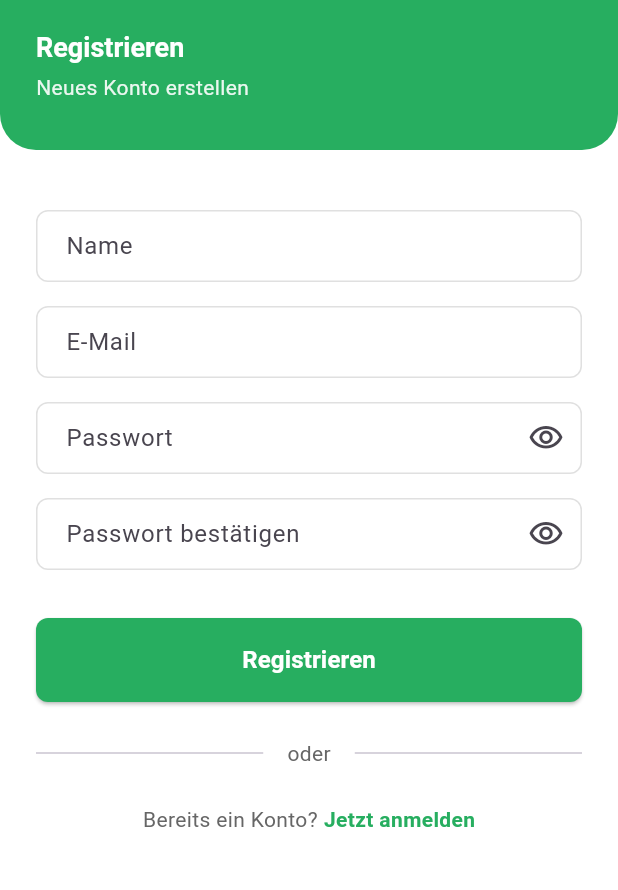
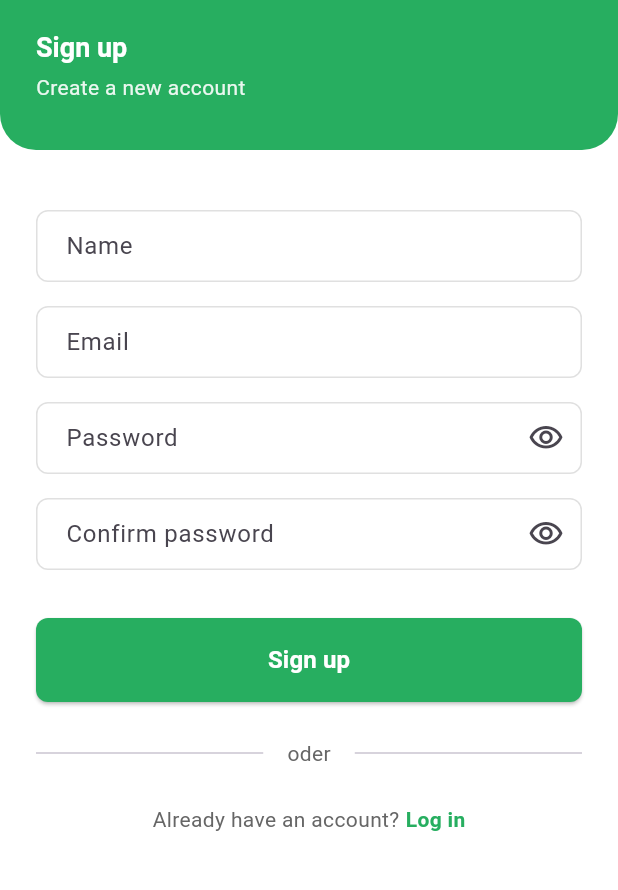
Before and after one commit to leonGreg/foodscan-app-ss26, a Flutter app: the RegisterPage screen opened by its route, on a phone screen of 412 x 824 dp, the part 156-1046 px from its top. Run offline on Flutter 3.47's test engine with Material 3 defaults, Android fonts, the phone set to English and light mode, and no system bars; our stand-ins replace cached_network_image, cloud_firestore, equatable, firebase_auth, firebase_core, flutter_bloc and 2 more; missing offline and left inert: flutter_zxing, openfoodfacts; accounts and stored records are empty.

Commit message:
feat: go_router refactoring + added localization

```diff
--- a/lib/config/router/app_router.dart
+++ b/lib/config/router/app_router.dart
@@ -4,6 +4,7 @@ import 'package:firebase_auth/firebase_auth.dart';
 import 'package:flutter/material.dart';
 import 'package:go_router/go_router.dart';
 import 'package:food_scan/features/auth/presentation/pages/login_page.dart';
+import 'package:food_scan/features/auth/presentation/pages/profile_page.dart';
 import 'package:food_scan/features/auth/presentation/pages/register_page.dart';
 import 'package:food_scan/features/home/presentation/pages/home_page.dart';
 import 'package:food_scan/features/scanner/presentation/pages/scanner_page.dart';
@@ -15,6 +16,7 @@ class AppRouter {
   static const String home = '/';
   static const String scanner = '/scanner';
   static const String details = '/details/:barcode';
+  static const String profile = '/profile';
 
   static final GoRouter router = GoRouter(
     initialLocation: home,
@@ -65,6 +67,11 @@ class AppRouter {
           return DetailsPage(barcode: barcode);
         },
       ),
+      GoRoute(
+        path: profile,
+        name: 'profile',
+        builder: (context, state) => const ProfilePage(),
+      ),
     ],
   );
 }
--- a/lib/features/auth/presentation/pages/login_page.dart
+++ b/lib/features/auth/presentation/pages/login_page.dart
@@ -9,6 +9,7 @@ import 'package:food_scan/features/auth/presentation/widgets/auth_error_message.
 import 'package:food_scan/features/auth/presentation/widgets/auth_header.dart';
 import 'package:food_scan/features/auth/presentation/widgets/auth_switch_row.dart';
 import 'package:food_scan/features/auth/presentation/widgets/auth_text_field.dart';
+import 'package:food_scan/l10n/app_localizations.dart';
 
 class LoginPage extends StatefulWidget {
   const LoginPage({super.key});
@@ -22,6 +23,7 @@ class _LoginPageState extends State<LoginPage> {
   final _emailController = TextEditingController();
   final _passwordController = TextEditingController();
   bool _obscurePassword = true;
+  late AppLocalizations _l10n;
 
   @override
   void dispose() {
@@ -43,6 +45,7 @@ class _LoginPageState extends State<LoginPage> {
 
   @override
   Widget build(BuildContext context) {
+    _l10n = AppLocalizations.of(context)!;
     return Scaffold(
       body: BlocConsumer<AuthBloc, AuthState>(
         listener: (context, state) {
@@ -53,7 +56,7 @@ class _LoginPageState extends State<LoginPage> {
         builder: (context, state) {
           return Column(
             children: [
-              AuthHeader(title: 'Anmelden', subtitle: 'Willkommen zurück!'),
+              AuthHeader(title: _l10n.loginTitle, subtitle: _l10n.loginSubtitle),
               Expanded(
                 child: SingleChildScrollView(
                   padding: const EdgeInsets.all(AppDimensions.paddingLarge),
@@ -65,14 +68,14 @@ class _LoginPageState extends State<LoginPage> {
                         const SizedBox(height: AppDimensions.paddingMedium),
                         AuthTextField(
                           controller: _emailController,
-                          label: 'E-Mail',
+                          label: _l10n.emailLabel,
                           keyboardType: TextInputType.emailAddress,
                           validator: _validateEmail,
                         ),
                         const SizedBox(height: AppDimensions.paddingMedium),
                         AuthTextField(
                           controller: _passwordController,
-                          label: 'Passwort',
+                          label: _l10n.passwordLabel,
                           obscureText: _obscurePassword,
                           suffixIcon: IconButton(
                             icon: Icon(
@@ -104,9 +107,9 @@ class _LoginPageState extends State<LoginPage> {
                                       strokeWidth: 2,
                                     ),
                                   )
-                                : const Text(
-                                    'Anmelden',
-                                    style: TextStyle(
+                                : Text(
+                                    _l10n.loginButton,
+                                    style: const TextStyle(
                                       fontSize: AppDimensions.fontSizeLarge,
                                       fontWeight: FontWeight.bold,
                                     ),
@@ -117,8 +120,8 @@ class _LoginPageState extends State<LoginPage> {
                         const AuthDivider(),
                         const SizedBox(height: AppDimensions.paddingLarge),
                         AuthSwitchRow(
-                          question: 'Noch kein Konto?',
-                          actionLabel: 'Jetzt registrieren',
+                          question: _l10n.noAccountYet,
+                          actionLabel: _l10n.registerNow,
                           onTap: () => context.push(AppRouter.register),
                         ),
                       ],
@@ -134,18 +137,16 @@ class _LoginPageState extends State<LoginPage> {
   }
 
   String? _validateEmail(String? value) {
-    if (value == null || value.trim().isEmpty) return 'E-Mail ist erforderlich';
+    if (value == null || value.trim().isEmpty) return _l10n.emailRequired;
     if (!RegExp(r'^[\w\-.]+@([\w-]+\.)+[\w-]{2,}$').hasMatch(value.trim())) {
-      return 'Ungültige E-Mail-Adresse';
+      return _l10n.emailInvalid;
     }
     return null;
   }
 
   String? _validatePassword(String? value) {
-    if (value == null || value.isEmpty) return 'Passwort ist erforderlich';
-    if (value.length < 6) {
-      return 'Passwort muss mindestens 6 Zeichen lang sein';
-    }
+    if (value == null || value.isEmpty) return _l10n.passwordRequired;
+    if (value.length < 6) return _l10n.passwordTooShort;
     return null;
   }
 }
--- a/lib/features/auth/presentation/pages/register_page.dart
+++ b/lib/features/auth/presentation/pages/register_page.dart
@@ -9,6 +9,7 @@ import 'package:food_scan/features/auth/presentation/widgets/auth_error_message.
 import 'package:food_scan/features/auth/presentation/widgets/auth_header.dart';
 import 'package:food_scan/features/auth/presentation/widgets/auth_switch_row.dart';
 import 'package:food_scan/features/auth/presentation/widgets/auth_text_field.dart';
+import 'package:food_scan/l10n/app_localizations.dart';
 
 class RegisterPage extends StatefulWidget {
   const RegisterPage({super.key});
@@ -25,6 +26,7 @@ class _RegisterPageState extends State<RegisterPage> {
   final _confirmPasswordController = TextEditingController();
   bool _obscurePassword = true;
   bool _obscureConfirm = true;
+  late AppLocalizations _l10n;
 
   @override
   void dispose() {
@@ -49,6 +51,7 @@ class _RegisterPageState extends State<RegisterPage> {
 
   @override
   Widget build(BuildContext context) {
+    _l10n = AppLocalizations.of(context)!;
     return Scaffold(
       body: BlocConsumer<AuthBloc, AuthState>(
         listener: (context, state) {
@@ -60,8 +63,8 @@ class _RegisterPageState extends State<RegisterPage> {
           return Column(
             children: [
               AuthHeader(
-                title: 'Registrieren',
-                subtitle: 'Neues Konto erstellen',
+                title: _l10n.registerTitle,
+                subtitle: _l10n.registerSubtitle,
               ),
               Expanded(
                 child: SingleChildScrollView(
@@ -74,22 +77,22 @@ class _RegisterPageState extends State<RegisterPage> {
                         const SizedBox(height: AppDimensions.paddingMedium),
                         AuthTextField(
                           controller: _nameController,
-                          label: 'Name',
+                          label: _l10n.nameLabel,
                           validator: (v) => v == null || v.trim().isEmpty
-                              ? 'Name ist erforderlich'
+                              ? _l10n.nameRequired
                               : null,
                         ),
                         const SizedBox(height: AppDimensions.paddingMedium),
                         AuthTextField(
                           controller: _emailController,
-                          label: 'E-Mail',
+                          label: _l10n.emailLabel,
                           keyboardType: TextInputType.emailAddress,
                           validator: _validateEmail,
                         ),
                         const SizedBox(height: AppDimensions.paddingMedium),
                         AuthTextField(
                           controller: _passwordController,
-                          label: 'Passwort',
+                          label: _l10n.passwordLabel,
                           obscureText: _obscurePassword,
                           suffixIcon: IconButton(
                             icon: Icon(
@@ -106,7 +109,7 @@ class _RegisterPageState extends State<RegisterPage> {
                         const SizedBox(height: AppDimensions.paddingMedium),
                         AuthTextField(
                           controller: _confirmPasswordController,
-                          label: 'Passwort bestätigen',
+                          label: _l10n.confirmPasswordLabel,
                           obscureText: _obscureConfirm,
                           suffixIcon: IconButton(
                             icon: Icon(
@@ -120,10 +123,10 @@ class _RegisterPageState extends State<RegisterPage> {
                           ),
                           validator: (v) {
                             if (v == null || v.isEmpty) {
-                              return 'Passwort bestätigen ist erforderlich';
+                              return _l10n.confirmPasswordRequired;
                             }
                             if (v != _passwordController.text) {
-                              return 'Passwörter stimmen nicht überein';
+                              return _l10n.passwordsDoNotMatch;
                             }
                             return null;
                           },
@@ -146,9 +149,9 @@ class _RegisterPageState extends State<RegisterPage> {
                                       strokeWidth: 2,
                                     ),
                                   )
-                                : const Text(
-                                    'Registrieren',
-                                    style: TextStyle(
+                                : Text(
+                                    _l10n.registerButton,
+                                    style: const TextStyle(
                                       fontSize: AppDimensions.fontSizeLarge,
                                       fontWeight: FontWeight.bold,
                                     ),
@@ -159,8 +162,8 @@ class _RegisterPageState extends State<RegisterPage> {
                         const AuthDivider(),
                         const SizedBox(height: AppDimensions.paddingLarge),
                         AuthSwitchRow(
-                          question: 'Bereits ein Konto?',
-                          actionLabel: 'Jetzt anmelden',
+                          question: _l10n.alreadyHaveAccount,
+                          actionLabel: _l10n.loginNow,
                           onTap: () => context.go(AppRouter.login),
                         ),
                       ],
@@ -176,18 +179,16 @@ class _RegisterPageState extends State<RegisterPage> {
   }
 
   String? _validateEmail(String? value) {
-    if (value == null || value.trim().isEmpty) return 'E-Mail ist erforderlich';
+    if (value == null || value.trim().isEmpty) return _l10n.emailRequired;
     if (!RegExp(r'^[\w\-.]+@([\w-]+\.)+[\w-]{2,}$').hasMatch(value.trim())) {
-      return 'Ungültige E-Mail-Adresse';
+      return _l10n.emailInvalid;
     }
     return null;
   }
 
   String? _validatePassword(String? value) {
-    if (value == null || value.isEmpty) return 'Passwort ist erforderlich';
-    if (value.length < 6) {
-      return 'Passwort muss mindestens 6 Zeichen lang sein';
-    }
+    if (value == null || value.isEmpty) return _l10n.passwordRequired;
+    if (value.length < 6) return _l10n.passwordTooShort;
     return null;
   }
 }
--- a/lib/features/auth/presentation/widgets/auth_header.dart
+++ b/lib/features/auth/presentation/widgets/auth_header.dart
@@ -1,6 +1,7 @@
 import 'package:flutter/material.dart';
 import 'package:food_scan/config/constants/colors.dart';
 import 'package:food_scan/config/constants/dimensions.dart';
+import 'package:food_scan/l10n/app_localizations.dart';
 
 class AuthHeader extends StatelessWidget {
   final String title;
@@ -37,7 +38,7 @@ class AuthHeader extends StatelessWidget {
               ),
               const SizedBox(width: AppDimensions.paddingSmall),
               Text(
-                'FoodScan',
+                AppLocalizations.of(context)!.appTitle,
                 style: Theme.of(context).textTheme.headlineLarge?.copyWith(
                   color: Colors.white,
                   fontWeight: FontWeight.bold,
--- a/lib/features/home/presentation/pages/home_page.dart
+++ b/lib/features/home/presentation/pages/home_page.dart
@@ -1,5 +1,6 @@
 import 'package:flutter/material.dart';
 import 'package:flutter_bloc/flutter_bloc.dart';
+import 'package:food_scan/config/router/app_router.dart';
 import 'package:go_router/go_router.dart';
 import 'package:food_scan/config/constants/colors.dart';
 import 'package:food_scan/config/constants/dimensions.dart';
@@ -122,8 +123,8 @@ class _HeaderActions extends StatelessWidget {
           onPressed: () => context.read<ThemeBloc>().add(ToggleThemeEvent()),
         ),
         IconButton(
-          icon: const Icon(Icons.info_outline, color: Colors.white),
-          onPressed: () => {},
+          icon: const Icon(Icons.account_circle_outlined, color: Colors.white),
+          onPressed: () => context.push(AppRouter.profile),
         ),
       ],
     );
--- a/lib/features/scanner/presentation/pages/scanner_page.dart
+++ b/lib/features/scanner/presentation/pages/scanner_page.dart
@@ -1,6 +1,7 @@
 import 'package:flutter/material.dart';
 import 'package:flutter_bloc/flutter_bloc.dart';
 import 'package:flutter_zxing/flutter_zxing.dart';
+import 'package:go_router/go_router.dart';
 import 'package:food_scan/config/constants/dimensions.dart';
 import 'package:food_scan/l10n/app_localizations.dart';
 import 'package:food_scan/features/scanner/presentation/bloc/scanner_bloc.dart';
@@ -55,7 +56,7 @@ class _ScannerPageState extends State<ScannerPage> {
       body: BlocListener<ScannerBloc, ScannerState>(
         listener: (context, state) {
           if (state is ScannerBarcodeDetected) {
-            Navigator.of(context).pop(state.barcode);
+            context.pop(state.barcode);
           } else if (state is ScannerError) {
             // TODO: Show error message to user
           }
--- a/lib/l10n/app_en.arb
+++ b/lib/l10n/app_en.arb
@@ -132,5 +132,26 @@
   "logoutConfirmTitle": "Log out?",
   "logoutConfirmMessage": "Are you sure you want to log out?",
   "memberSince": "Member since",
-  "accountSection": "Account"
+  "accountSection": "Account",
+  "loginTitle": "Log in",
+  "loginSubtitle": "Welcome back!",
+  "loginButton": "Log in",
+  "emailLabel": "Email",
+  "passwordLabel": "Password",
+  "noAccountYet": "Don't have an account?",
+  "registerNow": "Sign up",
+  "registerTitle": "Sign up",
+  "registerSubtitle": "Create a new account",
+  "nameLabel": "Name",
+  "nameRequired": "Name is required",
+  "confirmPasswordLabel": "Confirm password",
+  "confirmPasswordRequired": "Please confirm your password",
+  "passwordsDoNotMatch": "Passwords don't match",
+  "registerButton": "Sign up",
+  "alreadyHaveAccount": "Already have an account?",
+  "loginNow": "Log in",
+  "emailRequired": "Email is required",
+  "emailInvalid": "Invalid email address",
+  "passwordRequired": "Password is required",
+  "passwordTooShort": "Password must be at least 6 characters"
 }
--- a/lib/l10n/app_localizations.dart
+++ b/lib/l10n/app_localizations.dart
@@ -901,6 +901,132 @@ abstract class AppLocalizations {
   /// In en, this message translates to:
   /// **'Account'**
   String get accountSection;
+
+  /// No description provided for @loginTitle.
+  ///
+  /// In en, this message translates to:
+  /// **'Log in'**
+  String get loginTitle;
+
+  /// No description provided for @loginSubtitle.
+  ///
+  /// In en, this message translates to:
+  /// **'Welcome back!'**
+  String get loginSubtitle;
+
+  /// No description provided for @loginButton.
+  ///
+  /// In en, this message translates to:
+  /// **'Log in'**
+  String get loginButton;
+
+  /// No description provided for @emailLabel.
+  ///
+  /// In en, this message translates to:
+  /// **'Email'**
+  String get emailLabel;
+
+  /// No description provided for @passwordLabel.
+  ///
+  /// In en, this message translates to:
+  /// **'Password'**
+  String get passwordLabel;
+
+  /// No description provided for @noAccountYet.
+  ///
+  /// In en, this message translates to:
+  /// **'Don\'t have an account?'**
+  String get noAccountYet;
+
+  /// No description provided for @registerNow.
+  ///
+  /// In en, this message translates to:
+  /// **'Sign up'**
+  String get registerNow;
+
+  /// No description provided for @registerTitle.
+  ///
+  /// In en, this message translates to:
+  /// **'Sign up'**
+  String get registerTitle;
+
+  /// No description provided for @registerSubtitle.
+  ///
+  /// In en, this message translates to:
+  /// **'Create a new account'**
+  String get registerSubtitle;
+
+  /// No description provided for @nameLabel.
+  ///
+  /// In en, this message translates to:
+  /// **'Name'**
+  String get nameLabel;
+
+  /// No description provided for @nameRequired.
+  ///
+  /// In en, this message translates to:
+  /// **'Name is required'**
+  String get nameRequired;
+
+  /// No description provided for @confirmPasswordLabel.
+  ///
+  /// In en, this message translates to:
+  /// **'Confirm password'**
+  String get confirmPasswordLabel;
+
+  /// No description provided for @confirmPasswordRequired.
+  ///
+  /// In en, this message translates to:
+  /// **'Please confirm your password'**
+  String get confirmPasswordRequired;
+
+  /// No description provided for @passwordsDoNotMatch.
+  ///
+  /// In en, this message translates to:
+  /// **'Passwords don\'t match'**
+  String get passwordsDoNotMatch;
+
+  /// No description provided for @registerButton.
+  ///
+  /// In en, this message translates to:
+  /// **'Sign up'**
+  String get registerButton;
+
+  /// No description provided for @alreadyHaveAccount.
+  ///
+  /// In en, this message translates to:
+  /// **'Already have an account?'**
+  String get alreadyHaveAccount;
+
+  /// No description provided for @loginNow.
+  ///
+  /// In en, this message translates to:
+  /// **'Log in'**
+  String get loginNow;
+
+  /// No description provided for @emailRequired.
+  ///
+  /// In en, this message translates to:
+  /// **'Email is required'**
+  String get emailRequired;
+
+  /// No description provided for @emailInvalid.
+  ///
+  /// In en, this message translates to:
+  /// **'Invalid email address'**
+  String get emailInvalid;
+
+  /// No description provided for @passwordRequired.
+  ///
+  /// In en, this message translates to:
+  /// **'Password is required'**
+  String get passwordRequired;
+
+  /// No description provided for @passwordTooShort.
+  ///
+  /// In en, this message translates to:
+  /// **'Password must be at least 6 characters'**
+  String get passwordTooShort;
 }
 
 class _AppLocalizationsDelegate
--- a/lib/l10n/app_localizations_en.dart
+++ b/lib/l10n/app_localizations_en.dart
@@ -436,4 +436,67 @@ class AppLocalizationsEn extends AppLocalizations {
 
   @override
   String get accountSection => 'Account';
+
+  @override
+  String get loginTitle => 'Log in';
+
+  @override
+  String get loginSubtitle => 'Welcome back!';
+
+  @override
+  String get loginButton => 'Log in';
+
+  @override
+  String get emailLabel => 'Email';
+
+  @override
+  String get passwordLabel => 'Password';
+
+  @override
+  String get noAccountYet => 'Don\'t have an account?';
+
+  @override
+  String get registerNow => 'Sign up';
+
+  @override
+  String get registerTitle => 'Sign up';
+
+  @override
+  String get registerSubtitle => 'Create a new account';
+
+  @override
+  String get nameLabel => 'Name';
+
+  @override
+  String get nameRequired => 'Name is required';
+
+  @override
+  String get confirmPasswordLabel => 'Confirm password';
+
+  @override
+  String get confirmPasswordRequired => 'Please confirm your password';
+
+  @override
+  String get passwordsDoNotMatch => 'Passwords don\'t match';
+
+  @override
+  String get registerButton => 'Sign up';
+
+  @override
+  String get alreadyHaveAccount => 'Already have an account?';
+
+  @override
+  String get loginNow => 'Log in';
+
+  @override
+  String get emailRequired => 'Email is required';
+
+  @override
+  String get emailInvalid => 'Invalid email address';
+
+  @override
+  String get passwordRequired => 'Password is required';
+
+  @override
+  String get passwordTooShort => 'Password must be at least 6 characters';
 }
```
Also changed, not shown: lib/features/auth/presentation/pages/profile_page.dart (added, +284 -0 lines), lib/l10n/app_de.arb (+22 -1 lines), lib/l10n/app_localizations_de.dart (+63 -0 lines).
